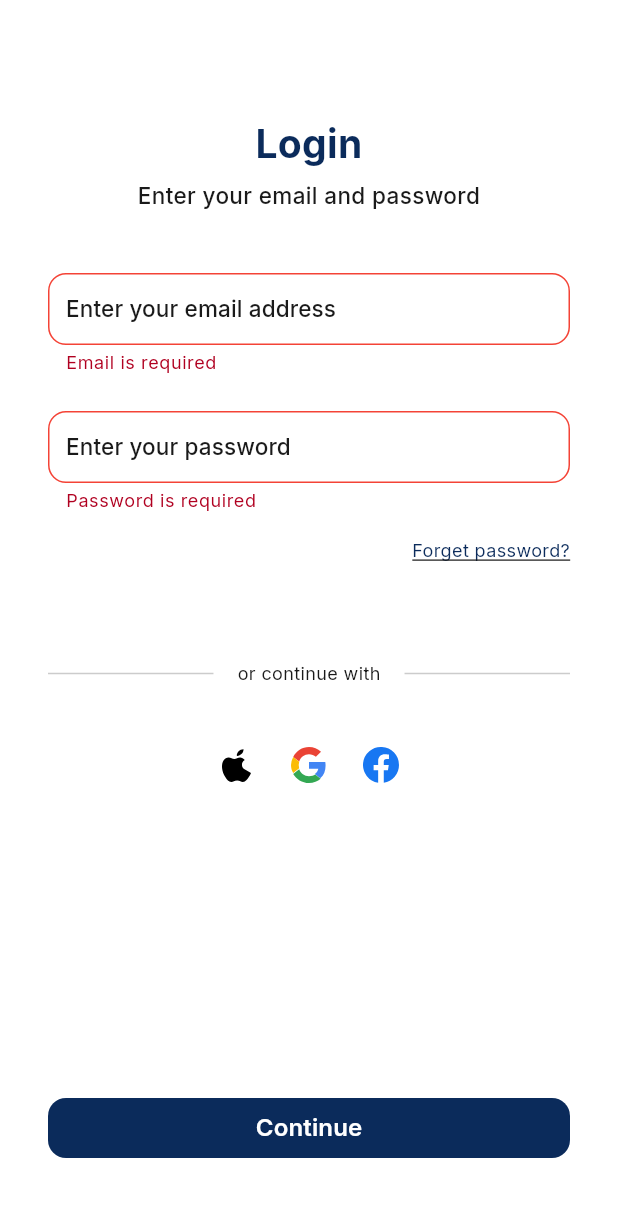
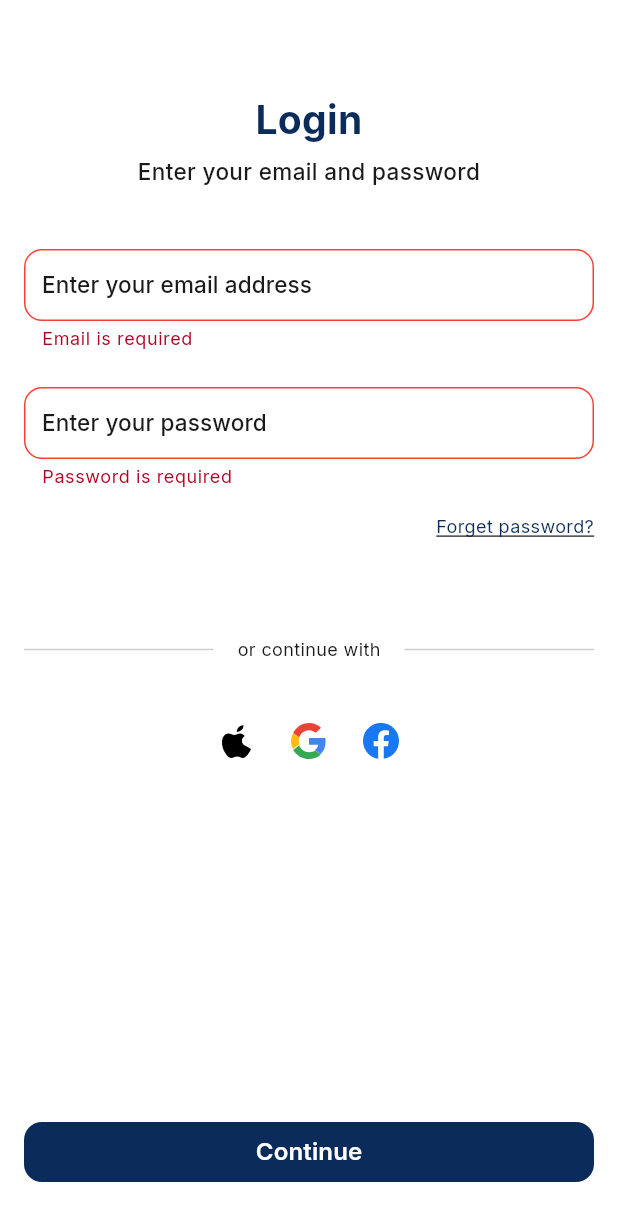
Before and after one commit to nourhannnmohameddd/ishara_app, a Flutter app: the LoginView screen opened by its route, after a tap on "Continue", on a phone screen of 412 x 824 dp. Shown: the top 1221 px of the screen. Run offline on Flutter 3.47's test engine with Material 3 defaults, Android fonts, the phone set to English and light mode, and no system bars; our stand-ins replace flutter_svg, google_fonts; statements that could not run were skipped.

Commit message:
Refactor navigation and view models to improve user flow, update login and reset password logic, and enhance onboarding navigation

```diff
--- a/lib/core/navigation/app_router.dart
+++ b/lib/core/navigation/app_router.dart
@@ -1,11 +1,14 @@
 import 'package:flutter/material.dart';
 
+import '../../core/widgets/app_scaffold.dart';
 import '../../presentation/login/login_view.dart';
 import '../../presentation/login/login_viewmodel.dart';
 import '../../presentation/onboarding/onboarding_view.dart';
 import '../../presentation/onboarding/onboarding_viewmodel.dart';
 import '../../presentation/reset_password/reset_password_view.dart';
 import '../../presentation/reset_password/reset_password_viewmodel.dart';
+import '../../presentation/signup/signup_view.dart';
+import '../../presentation/signup/signup_viewmodel.dart';
 import '../../presentation/splash/splash_view.dart';
 import '../../presentation/splash/splash_viewmodel.dart';
 import 'route_constants.dart';
@@ -17,6 +20,8 @@ abstract class AppRoutes {
   static const String onboarding = RouteConstants.onboarding;
   static const String login = RouteConstants.login;
   static const String resetPassword = RouteConstants.resetPassword;
+  static const String signUp = RouteConstants.signUp;
+  static const String dashboard = RouteConstants.dashboard;
 }
 
 /// Central navigation. ViewModels use this; Views must not navigate.
@@ -54,6 +59,17 @@ class AppRouter {
         return _materialRoute(settings, LoginView(viewModel: LoginViewModel()));
       case RouteConstants.resetPassword:
         return _materialRoute(settings, ResetPasswordView(viewModel: ResetPasswordViewModel()));
+      case RouteConstants.signUp:
+        return _materialRoute(settings, SignUpView(viewModel: SignUpViewModel()));
+      case RouteConstants.dashboard:
+        return _materialRoute(
+          settings,
+          Scaffold(
+            body: Center(
+              child: Text('Dashboard Screen'),
+            ),
+          ),
+        );
       default:
         return null;
     }
--- a/lib/core/navigation/route_constants.dart
+++ b/lib/core/navigation/route_constants.dart
@@ -6,4 +6,6 @@ abstract class RouteConstants {
   static const String onboarding = '/onboarding';
   static const String login = '/login';
   static const String resetPassword = '/reset-password';
+  static const String signUp = '/signup';
+  static const String dashboard = '/dashboard';
 }
--- a/lib/core/theme/app_colors.dart
+++ b/lib/core/theme/app_colors.dart
@@ -11,4 +11,6 @@ abstract class AppColors {
 
   /// For text and icons on primary-colored surfaces.
   static const Color onPrimary = Color(0xFFFFFFFF);
+
+  static const Color white = Color(0xFFFFFFFF);
 }
--- a/lib/core/theme/app_theme.dart
+++ b/lib/core/theme/app_theme.dart
@@ -42,7 +42,7 @@ abstract class AppTheme {
     return ThemeData(
       useMaterial3: true,
       colorScheme: colorScheme,
-      scaffoldBackgroundColor: AppColors.background,
+      scaffoldBackgroundColor: AppColors.white,
       textTheme: textTheme,
       primaryTextTheme: textTheme,
       elevatedButtonTheme: ElevatedButtonThemeData(
--- a/lib/core/widgets/app_scaffold.dart
+++ b/lib/core/widgets/app_scaffold.dart
@@ -18,25 +18,26 @@ class AppScaffold extends StatelessWidget {
   final Widget? body;
   final PreferredSizeWidget? appBar;
   final Widget? floatingActionButton;
-  /// When null, uses [AppSpacing.medium] on all sides. Use [EdgeInsets.zero] for full-bleed (e.g. splash).
+  /// When null, uses [EdgeInsets.zero]. Screens pass explicit padding (e.g. horizontal [AppSpacing.medium]).
   final EdgeInsets? bodyPadding;
   /// When false, body is not wrapped in [SafeArea]. Use for full-screen layouts (e.g. splash).
   final bool useSafeArea;
 
   @override
   Widget build(BuildContext context) {
-    final padding = bodyPadding ?? const EdgeInsets.all(AppSpacing.medium);
+    final theme = Theme.of(context);
+    final padding = bodyPadding ?? EdgeInsets.zero;
     final bodyContent = Padding(
       padding: padding,
       child: body ?? const SizedBox.shrink(),
     );
     return Scaffold(
-      backgroundColor: Colors.white,
+      backgroundColor: theme.scaffoldBackgroundColor,
       appBar: appBar ??
           (title != null
               ? AppBar(
                   title: Text(title!),
-                  backgroundColor: Colors.white,
+                  backgroundColor: theme.scaffoldBackgroundColor,
                 )
               : null),
       body: useSafeArea
--- a/lib/presentation/login/login_view.dart
+++ b/lib/presentation/login/login_view.dart
@@ -44,9 +44,8 @@ class _LoginViewState extends State<LoginView> {
       builder: (context, _) {
         return AppScaffold(
           title: null,
-          body: Container(
-            color: Colors.white,
-            child: LayoutBuilder(
+          bodyPadding: const EdgeInsets.symmetric(horizontal: AppSpacing.medium),
+          body: LayoutBuilder(
             builder: (context, constraints) {
               return SingleChildScrollView(
                   child: ConstrainedBox(
@@ -54,8 +53,6 @@ class _LoginViewState extends State<LoginView> {
                       minHeight: constraints.maxHeight,
                     ),
                     child: IntrinsicHeight(
-                      child: Padding(
-                        padding: const EdgeInsets.symmetric(horizontal: AppSpacing.medium),
                       child: Column(
                         crossAxisAlignment: CrossAxisAlignment.stretch,
                         children: [
@@ -91,7 +88,7 @@ class _LoginViewState extends State<LoginView> {
                             Align(
                               alignment: Alignment.centerRight,
                               child: GestureDetector(
-                                onTap: () => widget.viewModel.onForgotPasswordPressed(),
+                                onTap: () => widget.viewModel.mapsToResetPassword(),
                                 child: Text(
                                   'Forget password?',
                                   style: AppTextStyles.bodySmall.copyWith(
@@ -105,15 +102,15 @@ class _LoginViewState extends State<LoginView> {
                             const SectionDivider(),
                             const SizedBox(height: AppSpacing.large),
                             SocialAuthRow(
-                              onApplePressed: () => widget.viewModel.onApplePressed(),
-                              onGooglePressed: () => widget.viewModel.onGooglePressed(),
-                              onFacebookPressed: () => widget.viewModel.onFacebookPressed(),
+                            onApplePressed: () => widget.viewModel.signInWithApple(),
+                            onGooglePressed: () => widget.viewModel.signInWithGoogle(),
+                            onFacebookPressed: () => widget.viewModel.signInWithFacebook(),
                             ),
                             const Spacer(),
                             PrimaryButton(
                               label: 'Continue',
                               isLoading: widget.viewModel.isBusy,
-                              onPressed: () => widget.viewModel.onLoginPressed(
+                              onPressed: () => widget.viewModel.login(
                                 _emailController.text,
                                 _passwordController.text,
                               ),
@@ -123,10 +120,8 @@ class _LoginViewState extends State<LoginView> {
                         ),
                     ),
                   ),
-                  ),
                 );
             },
-            ),
           ),
         );
       },
--- a/lib/presentation/login/login_viewmodel.dart
+++ b/lib/presentation/login/login_viewmodel.dart
@@ -10,16 +10,16 @@ class LoginViewModel extends BaseViewModel {
   String? _passwordError;
   String? get passwordError => _passwordError;
 
-  void onLoginPressed(String? email, String? password) {
+  void login(String? email, String? password) {
     _emailError = Validators.email(email);
     _passwordError = Validators.password(password);
     notifyListeners();
     if (_emailError != null || _passwordError != null) return;
 
-    setState(ViewState.loading);
+    setBusy(true);
     // TODO: call auth repository, then navigate via AppRouter
-    setState(ViewState.idle);
-    AppRouter.pushReplacementNamed(AppRoutes.onboarding);
+    setBusy(false);
+    AppRouter.pushReplacementNamed(AppRoutes.dashboard);
   }
 
   void clearEmailError() {
@@ -34,18 +34,19 @@ class LoginViewModel extends BaseViewModel {
     notifyListeners();
   }
 
-  void onForgotPasswordPressed() {
-  AppRouter.pushNamed(AppRoutes.resetPassword);
-}
-  void onApplePressed() {
+  void mapsToResetPassword() {
+    AppRouter.pushNamed(AppRoutes.resetPassword);
+  }
+
+  void signInWithApple() {
     // TODO: sign in with Apple
   }
 
-  void onGooglePressed() {
+  void signInWithGoogle() {
     // TODO: sign in with Google
   }
 
-  void onFacebookPressed() {
+  void signInWithFacebook() {
     // TODO: sign in with Facebook
   }
 }
--- a/lib/presentation/reset_password/reset_password_viewmodel.dart
+++ b/lib/presentation/reset_password/reset_password_viewmodel.dart
@@ -12,9 +12,9 @@ class ResetPasswordViewModel extends BaseViewModel {
     notifyListeners();
     if (_emailError != null) return;
     setState(ViewState.loading);
-    // TODO: call auth repository, then navigate via AppRouter
+    // TODO: call auth repository; then navigate to OTP screen or show success SnackBar
     setState(ViewState.idle);
-    AppRouter.pop();
+    AppRouter.pushReplacementNamed(AppRoutes.splash);
   }
 
   void clearEmailError() {
--- a/lib/presentation/splash/splash_view.dart
+++ b/lib/presentation/splash/splash_view.dart
@@ -40,7 +40,7 @@ class _SplashViewState extends State<SplashView> {
       builder: (context, _) {
         return AppScaffold(
           bodyPadding: EdgeInsets.zero,
-          useSafeArea: true,
+          useSafeArea: false,
           body: Container(
             color: AppColors.background,
             child: GestureDetector(
--- a/lib/presentation/splash/splash_viewmodel.dart
+++ b/lib/presentation/splash/splash_viewmodel.dart
@@ -5,7 +5,7 @@ import '../../core/navigation/app_router.dart';
 class SplashViewModel extends BaseViewModel {
   /// Waits then navigates to onboarding. Call from View's initState.
   Future<void> initialize() async {
-    await Future<void>.delayed(const Duration(seconds: 10));
+    await Future<void>.delayed(const Duration(seconds: 3));
     await AppRouter.pushReplacementNamed(AppRoutes.onboarding);
   }
 
```
Also changed, not shown: lib/core/base/base_viewmodel.dart (+7 -0 lines), lib/presentation/onboarding/onboarding_view.dart (+7 -12 lines), lib/presentation/onboarding/onboarding_viewmodel.dart (+2 -6 lines), lib/presentation/reset_password/reset_password_view.dart (+2 -10 lines). Lines whose indentation alone changed are shown as unchanged.
